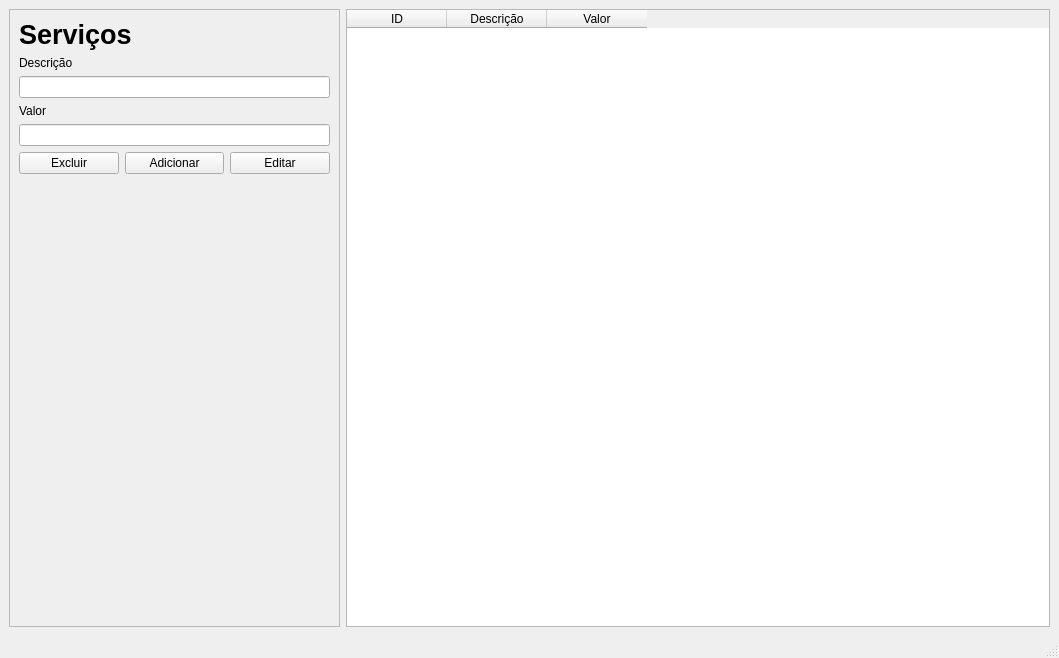
This is view/ui_servicos.ui in ImperadorFortum/Projeto_integra-o2.0 as Qt 5 draws it before an edit. The edited form follows.
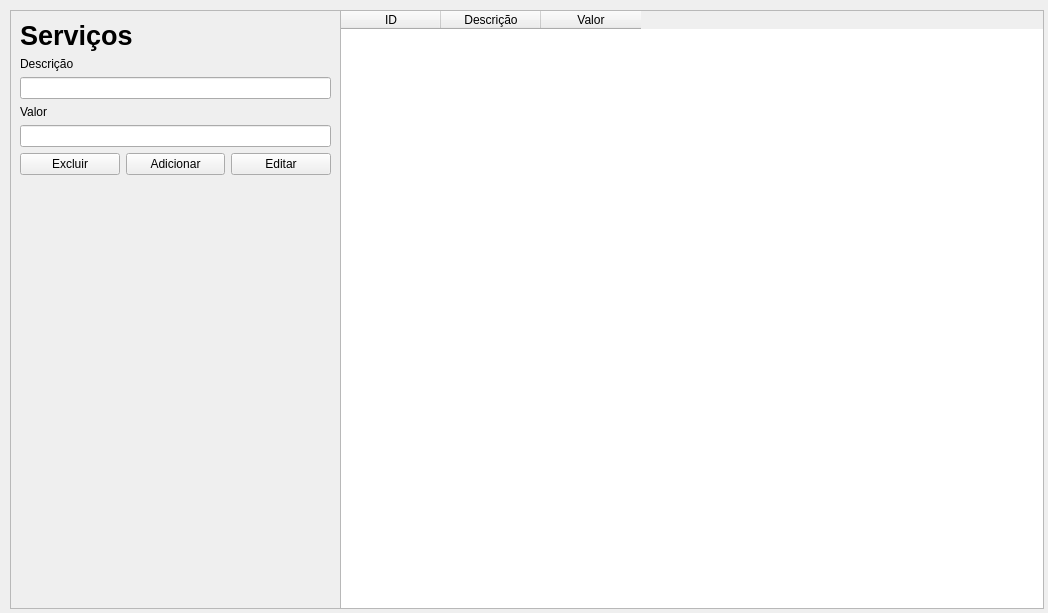
This is the edited form.

```diff
--- a/view/ui_servicos.ui
+++ b/view/ui_servicos.ui
@@ -1,22 +1,27 @@
 <?xml version="1.0" encoding="UTF-8"?>
 <ui version="4.0">
- <class>MainWindow</class>
- <widget class="QMainWindow" name="MainWindow">
+ <class>Form</class>
+ <widget class="QWidget" name="Form">
   <property name="geometry">
    <rect>
     <x>0</x>
     <y>0</y>
-    <width>1059</width>
-    <height>658</height>
+    <width>1048</width>
+    <height>613</height>
    </rect>
   </property>
   <property name="windowTitle">
    <string>MainWindow</string>
   </property>
-  <widget class="QWidget" name="centralwidget">
-   <layout class="QHBoxLayout" name="horizontalLayout_2">
-    <item>
      <widget class="QFrame" name="frame">
+   <property name="geometry">
+    <rect>
+     <x>10</x>
+     <y>10</y>
+     <width>331</width>
+     <height>599</height>
+    </rect>
+   </property>
       <property name="minimumSize">
        <size>
         <width>0</width>
@@ -110,9 +115,15 @@
        </item>
       </layout>
      </widget>
-    </item>
-    <item>
      <widget class="QTableWidget" name="tabela">
+   <property name="geometry">
+    <rect>
+     <x>340</x>
+     <y>10</y>
+     <width>704</width>
+     <height>599</height>
+    </rect>
+   </property>
       <column>
        <property name="text">
         <string>ID</string>
@@ -129,20 +140,6 @@
        </property>
       </column>
      </widget>
-    </item>
-   </layout>
-  </widget>
-  <widget class="QMenuBar" name="menubar">
-   <property name="geometry">
-    <rect>
-     <x>0</x>
-     <y>0</y>
-     <width>1059</width>
-     <height>21</height>
-    </rect>
-   </property>
-  </widget>
-  <widget class="QStatusBar" name="statusbar"/>
  </widget>
  <resources/>
  <connections/>
```
Left out of the diff: 2 changed lines with no effect on the pictures. Lines whose indentation alone changed are shown as unchanged.
